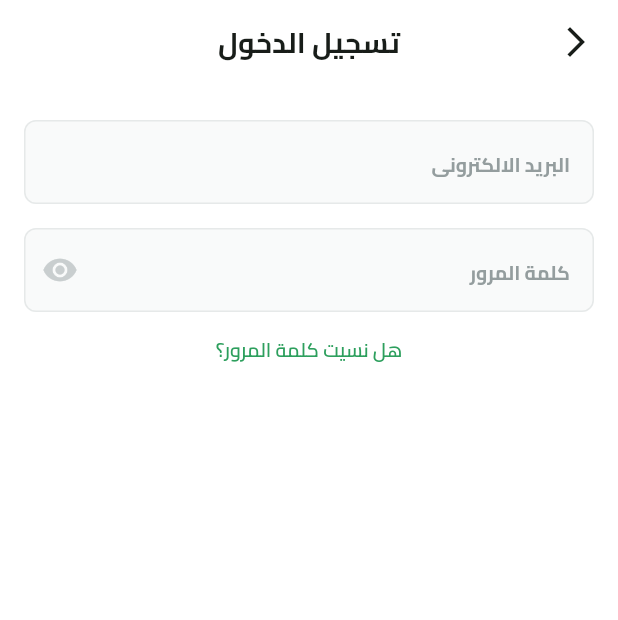
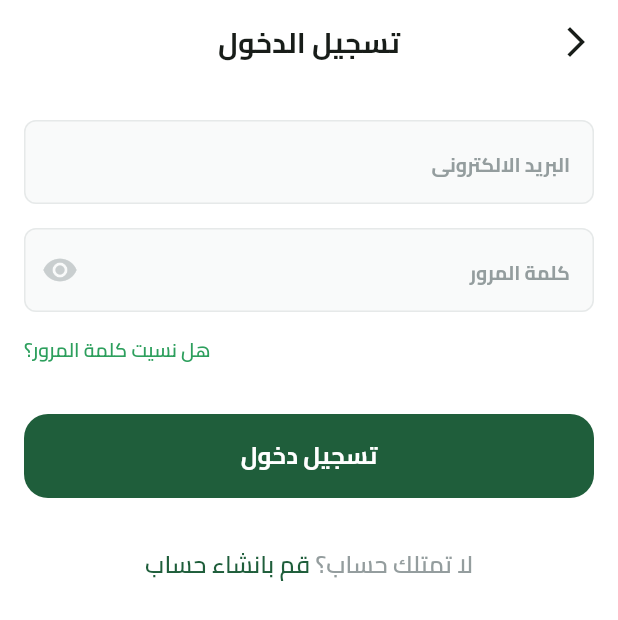
Before and after one commit to habibazaiin/Fruits-Hub, a Flutter app: the screen it shows after launch, after a tap on "تخط", on a phone screen of 412 x 824 dp. Shown: the top 620 px of the screen. Run offline on Flutter 3.47's test engine with Material 3 defaults, Android fonts, the phone set to English and light mode, and no system bars; our stand-ins replace dots_indicator, shared_preferences; missing offline and left inert: svg_flutter.

Commit message:
add custom button to login view

```diff
--- a/lib/core/widgets/custom_button.dart
+++ b/lib/core/widgets/custom_button.dart
@@ -1,5 +1,6 @@
 import 'package:flutter/material.dart';
 import 'package:fruits_hub/core/utils/app_color.dart';
+import 'package:fruits_hub/core/utils/app_text_style.dart';
 
 class CustomButton extends StatelessWidget {
   const CustomButton({super.key, required this.onPressed, required this.text});
@@ -20,7 +21,7 @@ class CustomButton extends StatelessWidget {
           ),
           child: Text(
             text,
-            style: const TextStyle(color: Colors.white),
+            style: AppTextStyle.bold16.copyWith(color: Colors.white),
           )),
     );
   }
--- a/lib/core/widgets/custom_text_form_field.dart
+++ b/lib/core/widgets/custom_text_form_field.dart
@@ -13,9 +13,7 @@ class CustomTextFormField extends StatelessWidget {
 
   @override
   Widget build(BuildContext context) {
-    return Padding(
-      padding: const EdgeInsets.symmetric(horizontal: 16.0),
-      child: TextFormField(
+    return TextFormField(
       keyboardType: keyboardType,
       decoration: InputDecoration(
           border: buildOutlineInputBorder(),
@@ -27,7 +25,6 @@ class CustomTextFormField extends StatelessWidget {
           hintText: hintText,
           hintStyle:
               AppTextStyle.bold13.copyWith(color: const Color(0XFF949D9E))),
-      ),
     );
   }
 
--- a/lib/features/auth/presentation/views/widgets/login_view_body.dart
+++ b/lib/features/auth/presentation/views/widgets/login_view_body.dart
@@ -1,6 +1,7 @@
 import 'package:flutter/material.dart';
 import 'package:fruits_hub/core/utils/app_color.dart';
 import 'package:fruits_hub/core/utils/app_text_style.dart';
+import 'package:fruits_hub/core/widgets/custom_button.dart';
 import 'package:fruits_hub/core/widgets/custom_text_form_field.dart';
 
 class LoginViewBody extends StatelessWidget {
@@ -8,7 +9,9 @@ class LoginViewBody extends StatelessWidget {
 
   @override
   Widget build(BuildContext context) {
-    return SingleChildScrollView(
+    return Padding(
+      padding: const EdgeInsets.symmetric(horizontal: 16.0),
+      child: SingleChildScrollView(
         child: Column(
           children: [
             const SizedBox(
@@ -32,15 +35,38 @@ class LoginViewBody extends StatelessWidget {
             const SizedBox(
               height: 16,
             ),
+            Row(
+              mainAxisAlignment: MainAxisAlignment.end,
+              children: [
                 Text(
                   'هل نسيت كلمة المرور؟',
                   style: AppTextStyle.semiBold13
                       .copyWith(color: AppColor.lightPrimaryColor),
                 ),
+              ],
+            ),
             const SizedBox(
-            height: 32,
+              height: 33,
             ),
+            CustomButton(onPressed: () {}, text: 'تسجيل دخول'),
+            const SizedBox(
+              height: 33,
+            ),
+            Row(
+              mainAxisAlignment: MainAxisAlignment.center,
+              children: [
+                Text(
+                  'لا تمتلك حساب؟ ',
+                  style: AppTextStyle.semiBold16
+                      .copyWith(color: const Color(0XFF949D9E)),
+                ),
+                Text('قم بانشاء حساب',
+                    style: AppTextStyle.semiBold16
+                        .copyWith(color: AppColor.primaryColor)),
               ],
+            )
+          ],
+        ),
       ),
     );
   }
```
Lines whose indentation alone changed are shown as unchanged.
